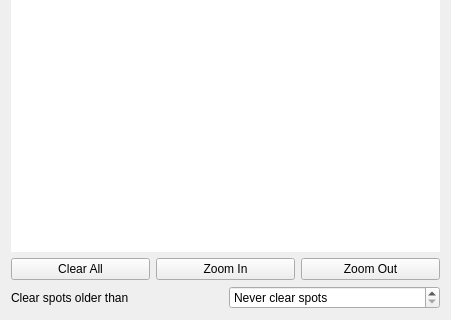
k5mcd/QLog, file ui/BandmapWidget.ui: the form before one commit; both pictures show x 0 to 451 and y 342 to 662 of the 451 by 662 pixel window.
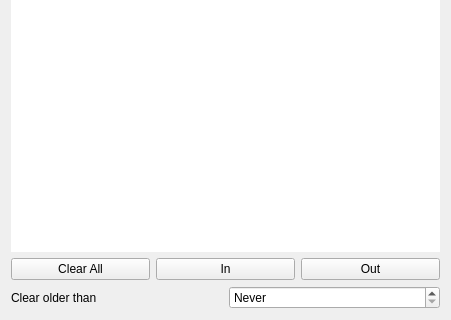
The form after the commit. Icons and pictures are not drawn.

Commit message: BandMap: Narrow Style

Diff of the .ui file:
```diff
--- a/ui/BandmapWidget.ui
+++ b/ui/BandmapWidget.ui
@@ -115,7 +115,7 @@
         <enum>Qt::ClickFocus</enum>
        </property>
        <property name="text">
-        <string>Zoom In</string>
+        <string>In</string>
        </property>
        <property name="icon">
         <iconset resource="../res/icons/icons.qrc">
@@ -129,7 +129,7 @@
         <enum>Qt::ClickFocus</enum>
        </property>
        <property name="text">
-        <string>Zoom Out</string>
+        <string>Out</string>
        </property>
        <property name="icon">
         <iconset resource="../res/icons/icons.qrc">
@@ -144,7 +144,7 @@
      <item>
       <widget class="QLabel" name="clearSpotOlderLabel">
        <property name="text">
-        <string>Clear spots older than</string>
+        <string>Clear older than</string>
        </property>
       </widget>
      </item>
@@ -154,7 +154,7 @@
         <string/>
        </property>
        <property name="specialValueText">
-        <string>Never clear spots</string>
+        <string>Never</string>
        </property>
        <property name="suffix">
         <string> min(s)</string>
```
The commit also changes 1 other file.
